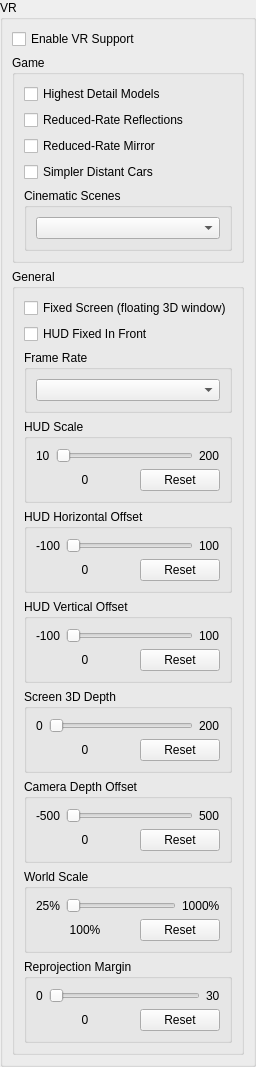
Qt form rpcs3/rpcs3qt/vr_settings_widget.ui (hookmanuk/rpcs3) before a commit.
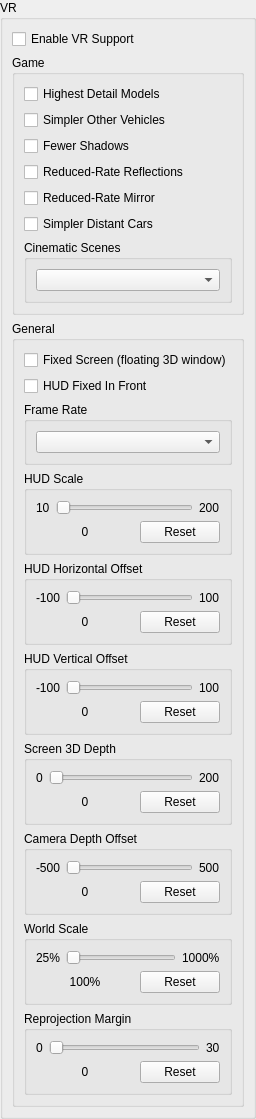
The same form after that commit.

Commit message:
VR: MotorStorm Simpler Other Vehicles and Fewer Shadows options
The model-detail patch now clamps each object group separately (LOD bias
cap/floor tables) and scales the cull and shadow cull thresholds per
group. Highest Detail Models no longer forces other vehicles to full
detail. New live options for the race start: Simpler Other Vehicles
(vehicle LOD floor 2, cull x3), Fewer Shadows (shadow cull x3, all but
the player).

The edit to the form file:
```diff
--- a/rpcs3/rpcs3qt/vr_settings_widget.ui
+++ b/rpcs3/rpcs3qt/vr_settings_widget.ui
@@ -41,6 +41,20 @@
               </property>
              </widget>
             </item>
+            <item>
+             <widget class="QCheckBox" name="vrSimplerVehicles">
+              <property name="text">
+               <string>Simpler Other Vehicles</string>
+              </property>
+             </widget>
+            </item>
+            <item>
+             <widget class="QCheckBox" name="vrFewerShadows">
+              <property name="text">
+               <string>Fewer Shadows</string>
+              </property>
+             </widget>
+            </item>
             <item>
              <widget class="QCheckBox" name="vrReducedRateReflections">
               <property name="text">
```
The commit also changes 12 other files.
